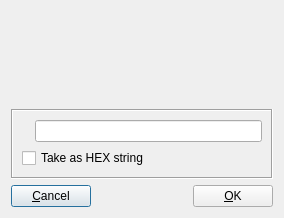
Before: the Qt Designer form ui/PassRead.ui in chris2511/xca, drawn with Qt 5.
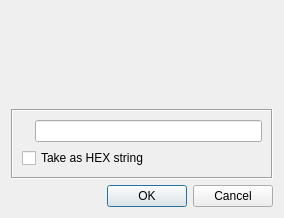
After: the same form once the commit is applied.

```diff
--- a/ui/PassRead.ui
+++ b/ui/PassRead.ui
@@ -117,44 +117,11 @@
     </widget>
    </item>
    <item>
-    <layout class="QHBoxLayout">
-     <property name="spacing">
-      <number>6</number>
+    <widget class="QDialogButtonBox" name="buttonBox">
+     <property name="standardButtons">
+      <set>QDialogButtonBox::Cancel|QDialogButtonBox::Ok</set>
      </property>
-     <property name="margin">
-      <number>0</number>
-     </property>
-     <item>
-      <widget class="QPushButton" name="PushButton2">
-       <property name="text">
-        <string>&amp;Cancel</string>
-       </property>
-      </widget>
-     </item>
-     <item>
-      <spacer>
-       <property name="orientation">
-        <enum>Qt::Horizontal</enum>
-       </property>
-       <property name="sizeType">
-        <enum>QSizePolicy::Expanding</enum>
-       </property>
-       <property name="sizeHint" stdset="0">
-        <size>
-         <width>20</width>
-         <height>20</height>
-        </size>
-       </property>
-      </spacer>
-     </item>
-     <item>
-      <widget class="QPushButton" name="PushButton1">
-       <property name="text">
-        <string>&amp;OK</string>
-       </property>
-      </widget>
-     </item>
-    </layout>
+    </widget>
    </item>
   </layout>
  </widget>
```
Left out of the diff: 26 changed lines with no effect on the pictures.
